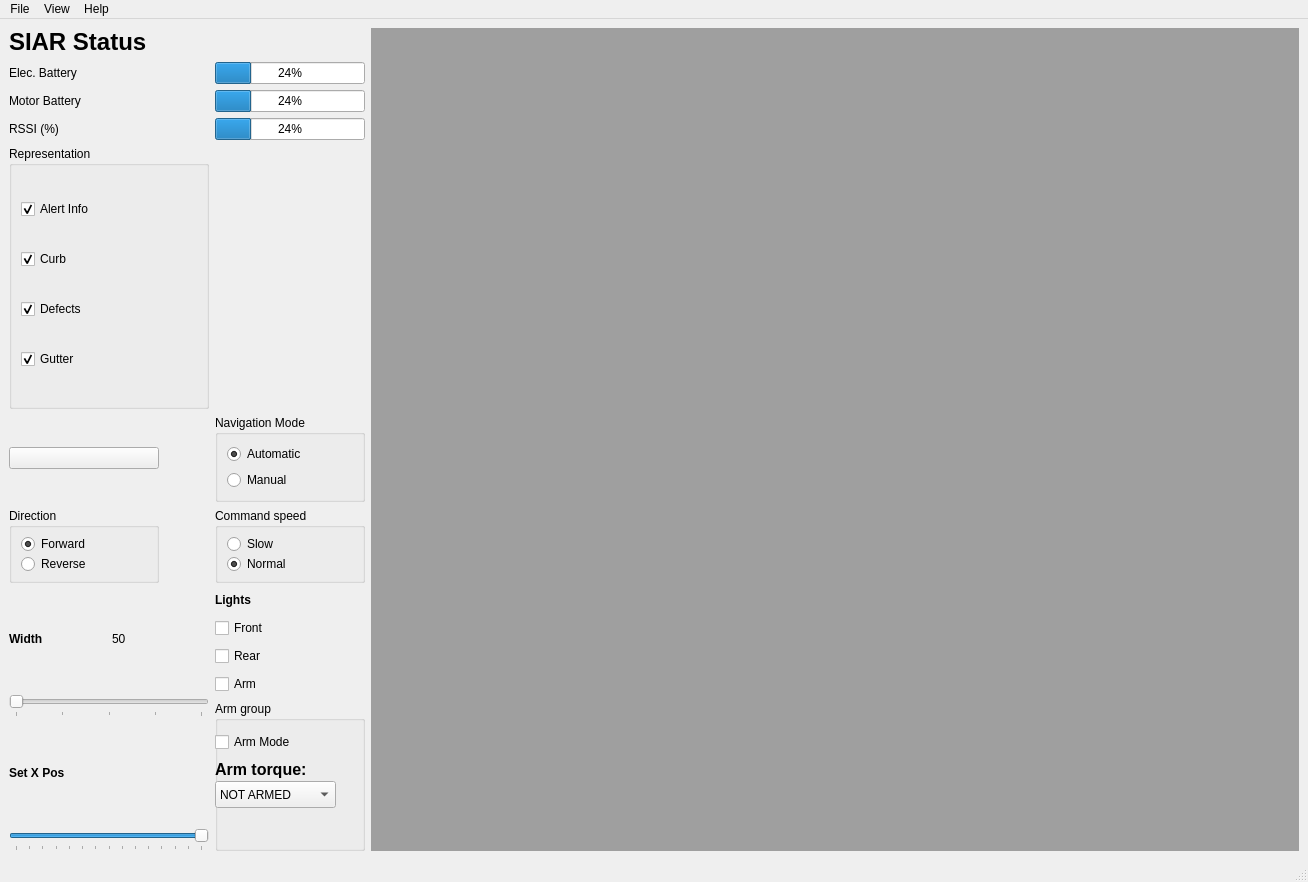
The window that base_station/ui/siar_gui.ui (robotics-upo/siar_remote_packages) describes before a commit, drawn with Qt 5.
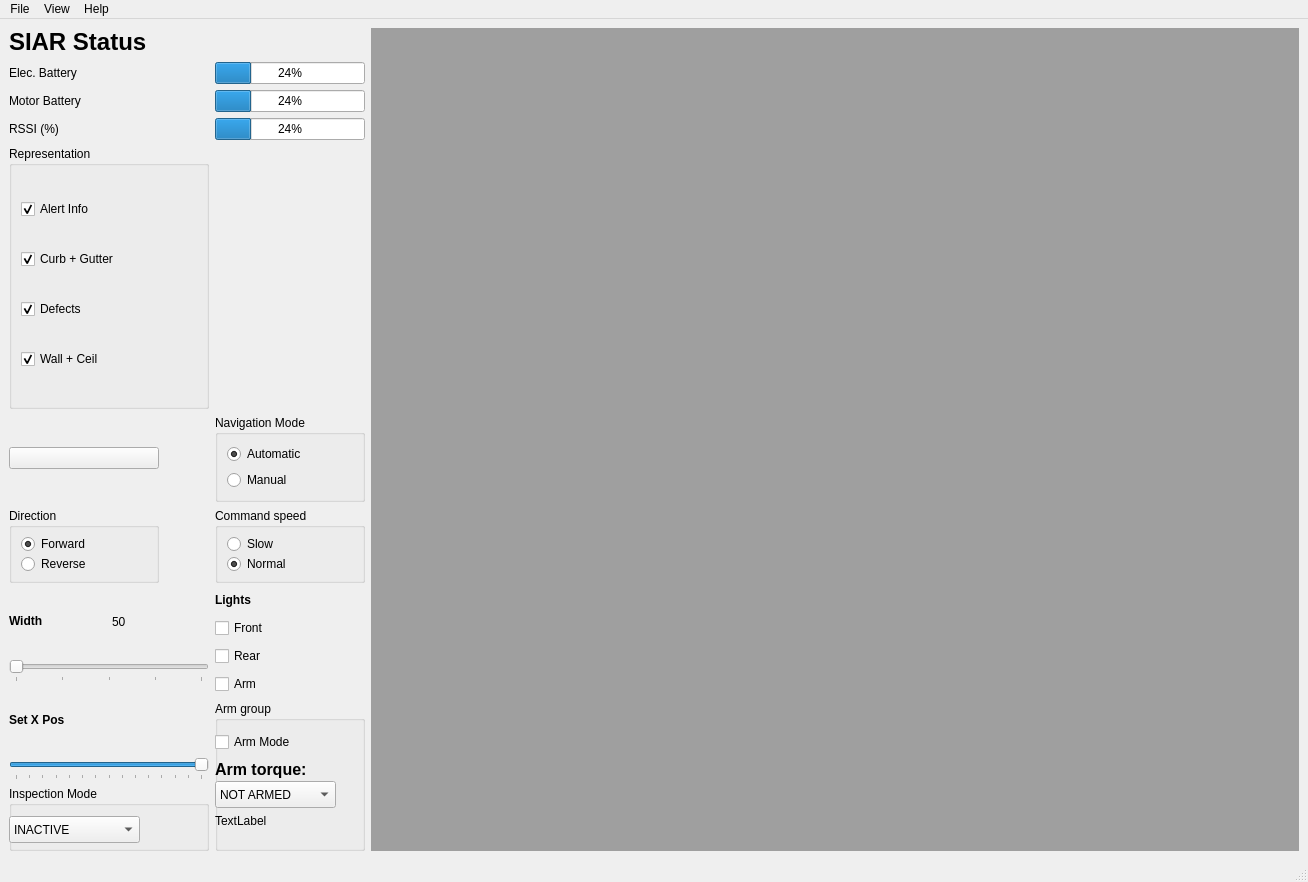
The same window after the commit. Icons and pictures are not drawn. Custom widgets are drawn as their Qt base class.

Commit message: Base Station: added new pointclouds for wall and ceiling. Comms: added operation mode for map_analysis  tool.

```diff
--- a/base_station/ui/siar_gui.ui
+++ b/base_station/ui/siar_gui.ui
@@ -219,6 +219,19 @@
               <string>Arm torque:</string>
              </property>
             </widget>
+            <widget class="QLabel" name="label_siar_arm">
+             <property name="geometry">
+              <rect>
+               <x>0</x>
+               <y>110</y>
+               <width>131</width>
+               <height>20</height>
+              </rect>
+             </property>
+             <property name="text">
+              <string>TextLabel</string>
+             </property>
+            </widget>
            </widget>
           </item>
          </layout>
@@ -423,6 +436,43 @@
             </property>
            </widget>
           </item>
+          <item>
+           <widget class="QGroupBox" name="groupBox_6">
+            <property name="title">
+             <string>Inspection Mode</string>
+            </property>
+            <widget class="QComboBox" name="comboBox_inspection">
+             <property name="geometry">
+              <rect>
+               <x>0</x>
+               <y>30</y>
+               <width>131</width>
+               <height>27</height>
+              </rect>
+             </property>
+             <item>
+              <property name="text">
+               <string>INACTIVE</string>
+              </property>
+             </item>
+             <item>
+              <property name="text">
+               <string>ALL</string>
+              </property>
+             </item>
+             <item>
+              <property name="text">
+               <string>SERVICEABILITY</string>
+              </property>
+             </item>
+             <item>
+              <property name="text">
+               <string>STRUCTURAL</string>
+              </property>
+             </item>
+            </widget>
+           </widget>
+          </item>
          </layout>
         </item>
         <item row="5" column="1">
@@ -522,7 +572,7 @@
            <item>
             <widget class="QCheckBox" name="checkBox_Curb">
              <property name="text">
-              <string>Curb</string>
+              <string>Curb + Gutter</string>
              </property>
              <property name="checked">
               <bool>true</bool>
@@ -542,7 +592,7 @@
            <item>
             <widget class="QCheckBox" name="checkBox_Gutter">
              <property name="text">
-              <string>Gutter</string>
+              <string>Wall + Ceil</string>
              </property>
              <property name="checked">
               <bool>true</bool>
```
Left out of the diff: 4 changed lines with no effect on the pictures. The commit also changes 6 other files.
